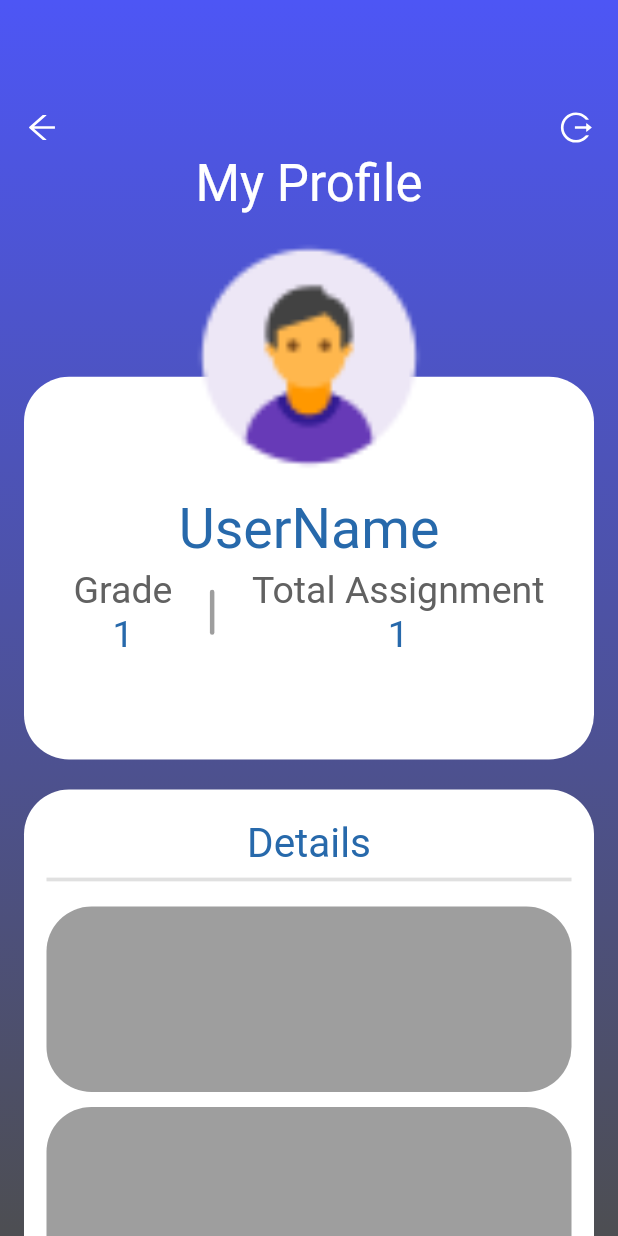
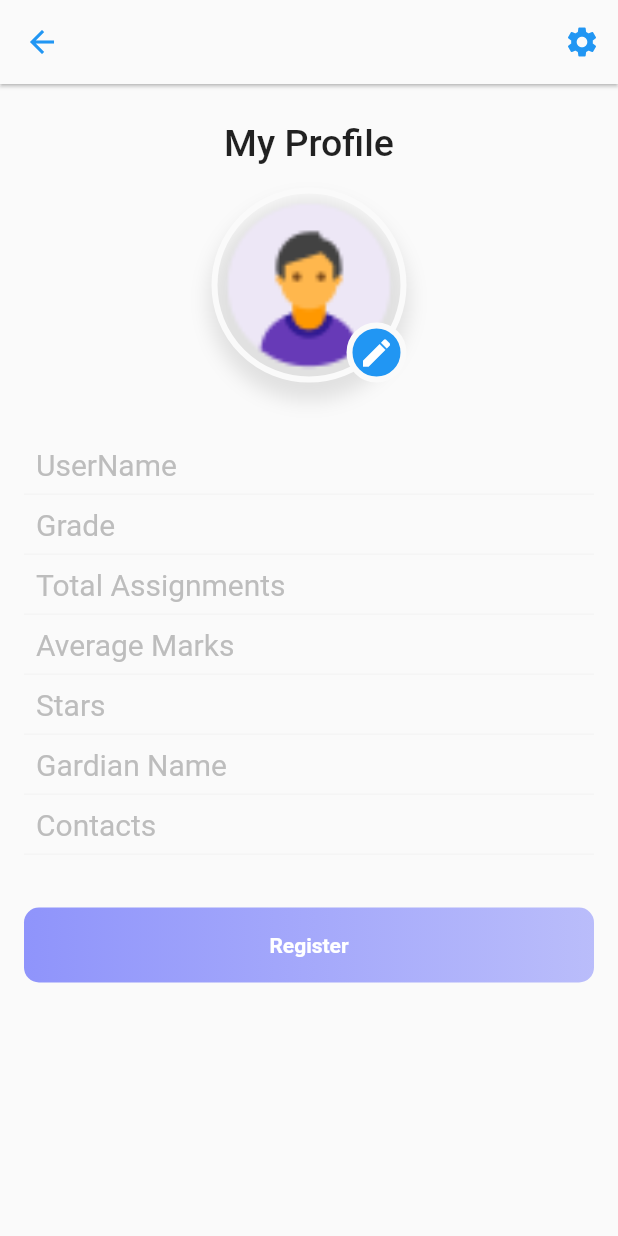
Before and after one commit to MadushaWickramasinghe/Master, a Flutter app: the Profile screen opened directly, on a phone screen of 412 x 824 dp. Run offline on Flutter 3.47's test engine with Material 2 defaults, Android fonts, the phone set to English and light mode, and no system bars; our stand-ins replace animated_text_kit, carousel_pro, carousel_slider, flutter_vector_icons, google_nav_bar, line_icons and 2 more; network calls fail; Roboto replaces fonts that are missing (Nisebuschgardens, Nunito).

Commit message:
profile page changes

```diff
--- a/lib/screens/Profile/Profile.dart
+++ b/lib/screens/Profile/Profile.dart
@@ -1,6 +1,8 @@
 import 'package:flutter/material.dart';
 import 'package:flutter_vector_icons/flutter_vector_icons.dart';
+import 'package:jennings/screens/Animation/FadeAnimation.dart';
 import 'package:jennings/screens/Home.dart';
+import 'package:jennings/screens/Settings/Settings.dart';
 import 'package:jennings/screens/login/signin/signIn.dart';
 
 class Profile extends StatelessWidget {
@@ -8,254 +10,271 @@ class Profile extends StatelessWidget {
   Widget build(BuildContext context) {
     double width = MediaQuery.of(context).size.width;
     double height = MediaQuery.of(context).size.height;
-    return Stack(
-      fit: StackFit.expand,
-      children: [
-        Container(
-          decoration: BoxDecoration(
-            gradient: LinearGradient(
-              colors: [
-                Color.fromRGBO(77, 78, 82, 1.0),
-                Color.fromRGBO(77, 86, 245, 1.0),
-              ],
-              begin: FractionalOffset.bottomCenter,
-              end: FractionalOffset.topCenter,
+    return Scaffold(
+      appBar: AppBar(
+        backgroundColor: Theme.of(context).scaffoldBackgroundColor,
+        elevation: 1,
+        leading: IconButton(
+          icon: Icon(
+            Icons.arrow_back,
+            color: Colors.blue,
           ),
+          onPressed: () {
+            Navigator.of(context).push(MaterialPageRoute(
+                builder: (BuildContext context) => Home()));
+          },
         ),
+        actions: [
+          IconButton(
+            icon: Icon(
+              Icons.settings,
+              color: Colors.blue,
             ),
-        Scaffold(
-          backgroundColor: Colors.transparent,
-          body: SingleChildScrollView(
-            physics: BouncingScrollPhysics(),
-            child: Padding(
-              padding: const EdgeInsets.symmetric(horizontal: 16, vertical: 73),
-              child: Column(
-                children: [
-                  Row(
-                    mainAxisAlignment: MainAxisAlignment.spaceBetween,
-                    children: [
-                      GestureDetector(
-                        onTap: (){
-                          Navigator.push(
-                              context,
-                              MaterialPageRoute(builder: (context) => Home())
-                          );
+            onPressed: () {
+              Navigator.of(context).push(MaterialPageRoute(
+                  builder: (BuildContext context) => Settings()));
             },
-                        child: Icon(
-                          AntDesign.arrowleft,
-                          color: Colors.white,
-                        ),
-                      ),
-                      GestureDetector(
-                        onTap: (){
-                          Navigator.push(
-                              context,
-                              MaterialPageRoute(builder: (context) => SignIn())
-                          );
-                        },
-                        child: Icon(
-                          AntDesign.logout,
-                          color: Colors.white,
-                        ),
           ),
         ],
       ),
-                  SizedBox(
-                    height: 5,
-                  ),
-                  Text(
-                    'My Profile',
-                    textAlign: TextAlign.center,
-                    style: TextStyle(
-                      color: Colors.white,
-                      fontSize: 34,
-                      fontFamily: 'Nisebuschgardens',
+      body: Container(
+        padding: EdgeInsets.only(left: 16, top: 25, right: 16),
+        child: GestureDetector(
+          onTap: () {
+            FocusScope.of(context).unfocus();
+          },
+          child: ListView(
+            children: [
+              Center(
+                child: Text(
+                  "My Profile",
+                  style: TextStyle(fontSize: 25, fontWeight: FontWeight.w500),
                 ),
               ),
               SizedBox(
-                    height: 10,
+                height: 15,
               ),
-                  Container(
-                    height: height * 0.43,
-                    child: LayoutBuilder(
-                      builder: (context, constraints) {
-                        double innerHeight = constraints.maxHeight;
-                        double innerWidth = constraints.maxWidth;
-                        return Stack(
-                          fit: StackFit.expand,
+              Center(
+                child: Stack(
                   children: [
+                    FadeAnimation(2,Container(
+                        width: 130,
+                        height: 130,
+                        decoration: BoxDecoration(
+                            border: Border.all(
+                                width: 4,
+                                color: Theme.of(context).scaffoldBackgroundColor),
+                            boxShadow: [
+                              BoxShadow(
+                                  spreadRadius: 2,
+                                  blurRadius: 10,
+                                  color: Colors.black.withOpacity(0.1),
+                                  offset: Offset(0, 10))
+                            ],
+                            shape: BoxShape.circle,
+                            image: DecorationImage(
+                                fit: BoxFit.cover,
+                                image: AssetImage("assets/profile1.png"),
+
+                            )),
+                      ),
+                    ),
                     Positioned(
                         bottom: 0,
-                              left: 0,
                         right: 0,
                         child: Container(
-                                height: innerHeight * 0.72,
-                                width: innerWidth,
+                          height: 40,
+                          width: 40,
                           decoration: BoxDecoration(
-                                  borderRadius: BorderRadius.circular(30),
+                            shape: BoxShape.circle,
+                            border: Border.all(
+                              width: 4,
+                              color: Theme.of(context).scaffoldBackgroundColor,
+                            ),
+                            color: Colors.blue,
+                          ),
+                          child: Icon(
+                            Icons.edit,
                             color: Colors.white,
                           ),
-                                child: Column(
-                                  children: [
-                                    SizedBox(
-                                      height: 80,
-                                    ),
-                                    Text(
-                                      'UserName',
-                                      style: TextStyle(
-                                        color: Color.fromRGBO(39, 105, 171, 1),
-                                        fontFamily: 'Nunito',
-                                        fontSize: 37,
+                        )),
+                  ],
                 ),
               ),
               SizedBox(
-                                      height: 5,
+                height: 35,
               ),
-                                    Row(
-                                      mainAxisAlignment:
-                                      MainAxisAlignment.center,
-                                      children: [
-                                        Column(
-                                          children: [
-                                            Text(
-                                              'Grade',
-                                              style: TextStyle(
-                                                color: Colors.grey[700],
-                                                fontFamily: 'Nunito',
-                                                fontSize: 25,
+
+              Positioned(child: Column(
+                children:<Widget> [
+                  FadeAnimation(2,
+                  Container(
+                      padding: EdgeInsets.all(8.0),
+                      decoration: BoxDecoration(
+                          border: Border(bottom: BorderSide(color: Colors.grey[100]))
+                      ),
+                      child: Align(
+                        alignment: Alignment.centerLeft,
+                        child: Text(
+                          "UserName",style: TextStyle(color: Colors.grey[400],fontSize: 20),
+                        ),
+                      )
                     ),
                   ),
-                                            Text(
-                                              '1',
-                                              style: TextStyle(
-                                                color: Color.fromRGBO(
-                                                    39, 105, 171, 1),
-                                                fontFamily: 'Nunito',
-                                                fontSize: 25,
+
+
+                  FadeAnimation(2,Container(
+                      padding: EdgeInsets.all(8.0),
+                      decoration: BoxDecoration(
+                          border: Border(bottom: BorderSide(color: Colors.grey[100]))
+                      ),
+                      child: Align(
+                        alignment: Alignment.centerLeft,
+                        child: Text(
+                          "Grade",style: TextStyle(color: Colors.grey[400],fontSize: 20),
+                        ),
+                      )
                     ),
                   ),
-                                          ],
+
+
+                  FadeAnimation(2,Container(
+                      padding: EdgeInsets.all(8.0),
+                      decoration: BoxDecoration(
+                          border: Border(bottom: BorderSide(color: Colors.grey[100]))
                       ),
-                                        Padding(
-                                          padding: const EdgeInsets.symmetric(
-                                            horizontal: 25,
-                                            vertical: 8,
+                      child: Align(
+                        alignment: Alignment.centerLeft,
+                        child: Text(
+                          "Total Assignments",style: TextStyle(color: Colors.grey[400],fontSize: 20),
                         ),
-                                          child: Container(
-                                            height: 30,
-                                            width: 3,
-                                            decoration: BoxDecoration(
-                                              borderRadius:
-                                              BorderRadius.circular(100),
-                                              color: Colors.grey,
+                      )
                     ),
                   ),
+
+
+                  FadeAnimation(2,Container(
+                      padding: EdgeInsets.all(8.0),
+                      decoration: BoxDecoration(
+                          border: Border(bottom: BorderSide(color: Colors.grey[100]))
                       ),
-                                        Column(
-                                          children: [
-                                            Text(
-                                              'Total Assignment',
-                                              style: TextStyle(
-                                                color: Colors.grey[700],
-                                                fontFamily: 'Nunito',
-                                                fontSize: 25,
+                      child: Align(
+                        alignment: Alignment.centerLeft,
+                        child: Text(
+                          "Average Marks",style: TextStyle(color: Colors.grey[400],fontSize: 20),
+                        ),
+                      )
                     ),
                   ),
-                                            Text(
-                                              '1',
-                                              style: TextStyle(
-                                                color: Color.fromRGBO(
-                                                    39, 105, 171, 1),
-                                                fontFamily: 'Nunito',
-                                                fontSize: 25,
+
+                  FadeAnimation(2,
+                   Container(
+                      padding: EdgeInsets.all(8.0),
+                      decoration: BoxDecoration(
+                          border: Border(bottom: BorderSide(color: Colors.grey[100]))
+                      ),
+                      child:Align(
+                        alignment: Alignment.centerLeft,
+                        child: Text(
+                          "Stars",style: TextStyle(color: Colors.grey[400],fontSize: 20),
+                        ),
+                      )
                     ),
                   ),
+
+                  FadeAnimation(2,
+                    Container(
+                        padding: EdgeInsets.all(8.0),
+                        decoration: BoxDecoration(
+                            border: Border(bottom: BorderSide(color: Colors.grey[100]))
+                        ),
+                        child:Align(
+                          alignment: Alignment.centerLeft,
+                          child: Text(
+                            "Gardian Name",style: TextStyle(color: Colors.grey[400],fontSize: 20),
+                          ),
+                        )
+                    ),
+                  ),
+
+                  FadeAnimation(2,
+                    Container(
+                        padding: EdgeInsets.all(8.0),
+                        decoration: BoxDecoration(
+                            border: Border(bottom: BorderSide(color: Colors.grey[100]))
+                        ),
+                        child:Align(
+                          alignment: Alignment.centerLeft,
+                          child: Text(
+                            "Contacts",style: TextStyle(color: Colors.grey[400],fontSize: 20),
+                          ),
+                        )
+                    ),
+                  ),
+
                 ],
+              )),
+
+
+              SizedBox(
+                height: 35,
               ),
-                                      ],
+              FadeAnimation(2,Container(
+                height: 50,
+                decoration: BoxDecoration(
+                    borderRadius: BorderRadius.circular(10),
+                    gradient: LinearGradient(
+                        colors: [
+                          Color.fromRGBO(143, 148, 251, 1),
+                          Color.fromRGBO(143, 148, 251, .6),
+                        ]
                     )
+                ),
+
+                child: Center(
+                  child: Text("Register", style: TextStyle(color: Colors.white, fontWeight: FontWeight.bold),),
+
+                ),
+
+
+              )),
             ],
           ),
         ),
       ),
+    );
+  }
 
-                            Positioned(
-                              top: 0,
-                              left: 0,
-                              right: 0,
-                              child: Center(
-                                child: Container(
-                                  child: Image.asset(
-                                    'assets/profile1.png',
-                                    width: innerWidth * 0.45,
-                                    fit: BoxFit.fitWidth,
-                                  ),
-                                ),
-                              ),
-                            ),
-                          ],
-                        );
-                      },
-                    ),
-                  ),
-                  SizedBox(
-                    height: 20,
-                  ),
-                  Container(
-                    height: height * 0.5,
-                    width: width,
-                    decoration: BoxDecoration(
-                      borderRadius: BorderRadius.circular(30),
-                      color: Colors.white,
-                    ),
-                    child: Padding(
-                      padding: const EdgeInsets.symmetric(horizontal: 15),
-                      child: Column(
-                        children: [
-                          SizedBox(
-                            height: 20,
-                          ),
-                          Text(
-                            'Details',
-                            style: TextStyle(
-                              color: Color.fromRGBO(39, 105, 171, 1),
-                              fontSize: 27,
-                              fontFamily: 'Nunito',
-                            ),
-                          ),
-                          Divider(
-                            thickness: 2.5,
-                          ),
-                          SizedBox(
-                            height: 10,
-                          ),
-                          Container(
-                            height: height * 0.15,
-                            decoration: BoxDecoration(
+  Widget buildTextField(
+      String labelText, String placeholder, bool isPasswordTextField) {
+    return Padding(
+      padding: const EdgeInsets.only(bottom: 35.0),
+      child: TextField(
+        //obscureText: isPasswordTextField ? showPassword : false,
+        decoration: InputDecoration(
+            suffixIcon: isPasswordTextField
+                ? IconButton(
+                   /* onPressed: () {
+                      setState(() {
+                        showPassword = !showPassword;
+                      });
+                    },*/
+                 icon: Icon(
+                Icons.remove_red_eye,
                 color: Colors.grey,
-                              borderRadius: BorderRadius.circular(30),
-                            ),
-                          ),
-                          SizedBox(
-                            height: 10,
-                          ),
-                          Container(
-                            height: height * 0.15,
-                            decoration: BoxDecoration(
-                              color: Colors.grey,
-                              borderRadius: BorderRadius.circular(30),
-                            ),
-                          ),
-                        ],
-                      ),
               ),
             )
-                ],
+                : null,
+            contentPadding: EdgeInsets.only(bottom: 3),
+            labelText: labelText,
+            floatingLabelBehavior: FloatingLabelBehavior.always,
+            hintText: placeholder,
+            hintStyle: TextStyle(
+              fontSize: 16,
+              fontWeight: FontWeight.bold,
+              color: Colors.black,
+            )),
       ),
-            ),
-          ),
-        )
-      ],
     );
   }
 }
--- a/lib/screens/Settings/Settings.dart
+++ b/lib/screens/Settings/Settings.dart
@@ -10,7 +10,7 @@ class _SettingsState extends State<Settings> {
   Widget build(BuildContext context) {
     return Scaffold(
       body: SingleChildScrollView(
-        child: Text("Settings"),
+
       ),
     );
   }
```
Lines whose indentation alone changed are shown as unchanged.
